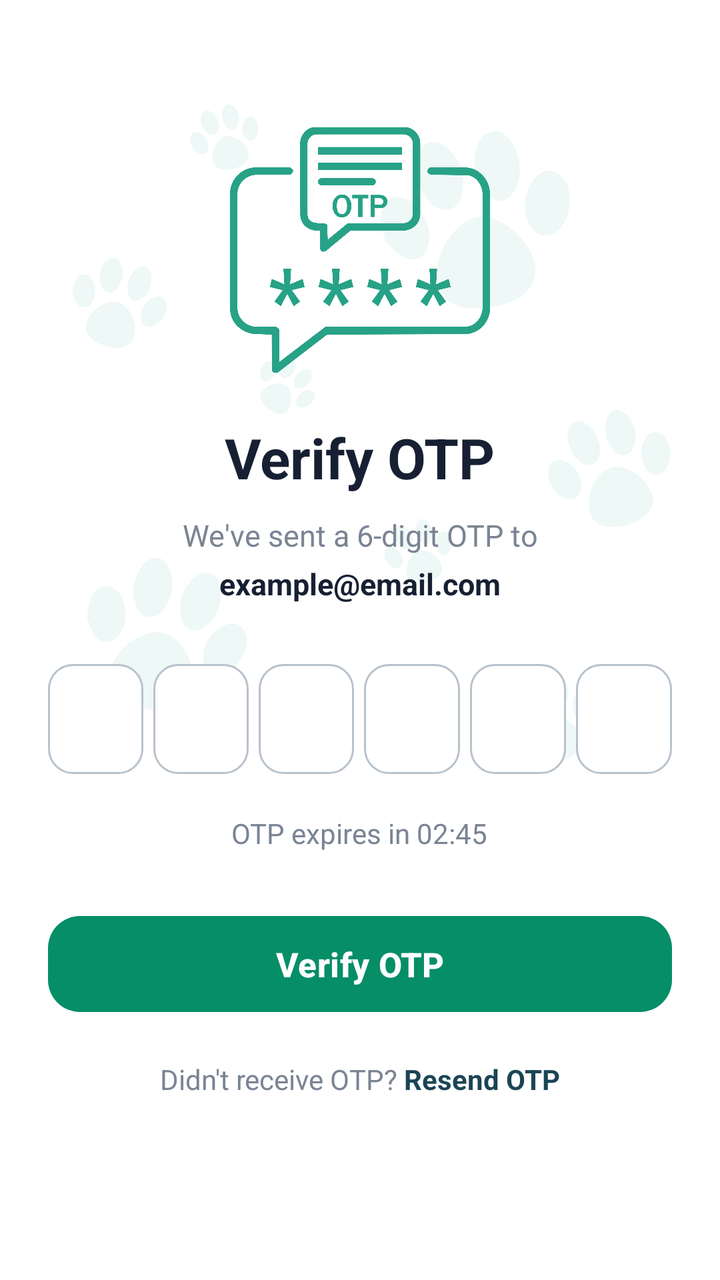
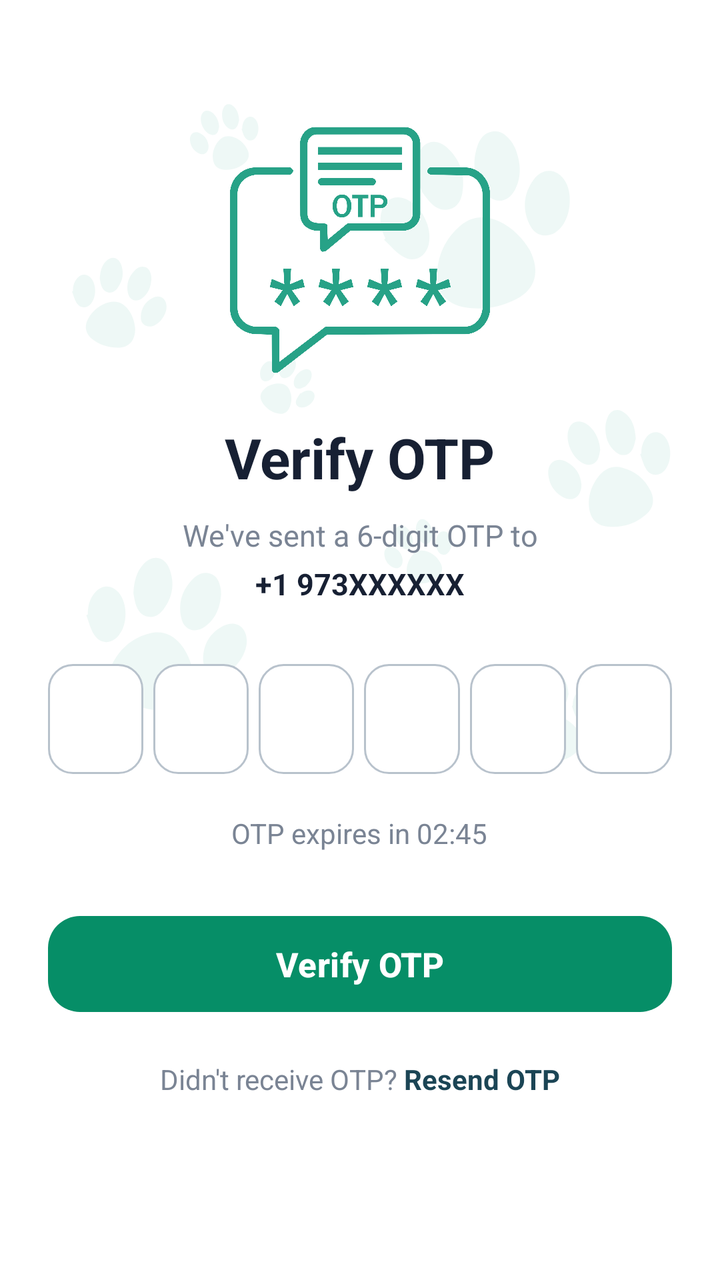

The first picture is an Android layout as it rendered before a commit; the second is the same layout after the commit. The layout source and the unified diff follow.
<!-- AndroidManifest.xml: application theme Theme.PawMate -->
<!-- res/layout/activity_otp_verification.xml -->
<?xml version="1.0" encoding="utf-8"?>
<ScrollView
    xmlns:android="http://schemas.android.com/apk/res/android"
    xmlns:app="http://schemas.android.com/apk/res-auto"
    xmlns:tools="http://schemas.android.com/tools"
    android:layout_width="match_parent"
    android:layout_height="match_parent"
    android:fillViewport="true"
    android:background="@drawable/back"
    tools:context=".OtpVerification">

    <LinearLayout
        android:id="@+id/main"
        android:layout_width="match_parent"
        android:layout_height="wrap_content"
        android:orientation="vertical"
        android:gravity="center_horizontal"
        android:paddingStart="24dp"
        android:paddingEnd="24dp"
        android:paddingTop="55dp"
        android:paddingBottom="40dp">

        
        <ImageView
            android:layout_width="140dp"
            android:layout_height="140dp"
            android:src="@drawable/otp"
            android:scaleType="centerInside"
            android:contentDescription="OTP Verification" />

        
        <TextView
            android:layout_width="wrap_content"
            android:layout_height="wrap_content"
            android:layout_marginTop="15dp"
            android:text="Verify OTP"
            android:textColor="#172033"
            android:textSize="28sp"
            android:textStyle="bold" />

        
        <TextView
            android:layout_width="match_parent"
            android:layout_height="wrap_content"
            android:layout_marginTop="10dp"
            android:gravity="center"
            android:text="We've sent a 6-digit OTP to"
            android:textColor="#7A8494"
            android:textSize="15sp" />

        
        <TextView
            android:id="@+id/tvEmail"
            android:layout_width="wrap_content"
            android:layout_height="wrap_content"
            android:layout_marginTop="4dp"
            android:text="example@email.com"
            android:textColor="#172033"
            android:textSize="15sp"
            android:textStyle="bold" />

        
        <LinearLayout
            android:layout_width="match_parent"
            android:layout_height="wrap_content"
            android:layout_marginTop="30dp"
            android:gravity="center"
            android:orientation="horizontal">

            <EditText
                android:id="@+id/otp1"
                android:layout_width="0dp"
                android:layout_height="55dp"
                android:layout_weight="1"
                android:layout_marginEnd="5dp"
                android:background="@drawable/otp_background"
                android:gravity="center"
                android:inputType="number"
                android:maxLength="1"
                android:textSize="20sp"
                android:textStyle="bold" />

            <EditText
                android:id="@+id/otp2"
                android:layout_width="0dp"
                android:layout_height="55dp"
                android:layout_weight="1"
                android:layout_marginEnd="5dp"
                android:background="@drawable/otp_background"
                android:gravity="center"
                android:inputType="number"
                android:maxLength="1"
                android:textSize="20sp"
                android:textStyle="bold" />

            <EditText
                android:id="@+id/otp3"
                android:layout_width="0dp"
                android:layout_height="55dp"
                android:layout_weight="1"
                android:layout_marginEnd="5dp"
                android:background="@drawable/otp_background"
                android:gravity="center"
                android:inputType="number"
                android:maxLength="1"
                android:textSize="20sp"
                android:textStyle="bold" />

            <EditText
                android:id="@+id/otp4"
                android:layout_width="0dp"
                android:layout_height="55dp"
                android:layout_weight="1"
                android:layout_marginEnd="5dp"
                android:background="@drawable/otp_background"
                android:gravity="center"
                android:inputType="number"
                android:maxLength="1"
                android:textSize="20sp"
                android:textStyle="bold" />

            <EditText
                android:id="@+id/otp5"
                android:layout_width="0dp"
                android:layout_height="55dp"
                android:layout_weight="1"
                android:layout_marginEnd="5dp"
                android:background="@drawable/otp_background"
                android:gravity="center"
                android:inputType="number"
                android:maxLength="1"
                android:textSize="20sp"
                android:textStyle="bold" />

            <EditText
                android:id="@+id/otp6"
                android:layout_width="0dp"
                android:layout_height="55dp"
                android:layout_weight="1"
                android:background="@drawable/otp_background"
                android:gravity="center"
                android:inputType="number"
                android:maxLength="1"
                android:textSize="20sp"
                android:textStyle="bold" />

        </LinearLayout>

        
        <TextView
            android:id="@+id/tvTimer"
            android:layout_width="wrap_content"
            android:layout_height="wrap_content"
            android:layout_marginTop="20dp"
            android:text="OTP expires in 02:45"
            android:textColor="#7A8494"
            android:textSize="14sp" />

        
        <com.google.android.material.button.MaterialButton
            android:id="@+id/btnVerifyOTP"
            android:layout_width="match_parent"
            android:layout_height="56dp"
            android:layout_marginTop="28dp"
            android:text="Verify OTP"
            android:textAllCaps="false"
            android:textColor="@color/white"
            android:textSize="17sp"
            android:textStyle="bold"
            app:backgroundTint="@color/primary"
            app:cornerRadius="16dp" />

        
        <LinearLayout
            android:layout_width="wrap_content"
            android:layout_height="wrap_content"
            android:layout_marginTop="20dp"
            android:orientation="horizontal">

            <TextView
                android:layout_width="wrap_content"
                android:layout_height="wrap_content"
                android:text="Didn't receive OTP? "
                android:textColor="#7A8494"
                android:textSize="14sp" />

            <TextView
                android:id="@+id/tvResendOTP"
                android:layout_width="wrap_content"
                android:layout_height="wrap_content"
                android:clickable="true"
                android:focusable="true"
                android:text="Resend OTP"
                android:textColor="@color/dark"
                android:textSize="14sp"
                android:textStyle="bold" />

        </LinearLayout>

    </LinearLayout>

</ScrollView>
<!-- resources referenced by this layout -->
<resources>
  <color name="dark">#1b4555</color>
  <color name="primary"> #068E67</color>
  <color name="white">#FFFFFFFF</color>
  <!-- drawable back: png bitmap (drawable, 42297 bytes) -->
  <!-- drawable otp: png bitmap (drawable, 110964 bytes) -->
  <!-- drawable otp_background (drawable) -->
  <?xml version="1.0" encoding="utf-8"?>
  <shape xmlns:android="http://schemas.android.com/apk/res/android">
  
      <solid android:color="@android:color/white" />
  
      <corners android:radius="12dp" />
  
      <stroke
          android:width="1dp"
          android:color="#B8C2CC" />
  
  </shape>
  <style name="Theme.PawMate" parent="Base.Theme.PawMate" />
  <style name="Base.Theme.PawMate" parent="Theme.Material3.DayNight.NoActionBar">
          
          
      </style>
</resources>

<!-- the commit's change to res/layout/activity_otp_verification.xml (unified diff, before → after) -->
@@ -54,7 +54,7 @@
             android:layout_width="wrap_content"
             android:layout_height="wrap_content"
             android:layout_marginTop="4dp"
-            android:text="example@email.com"
+            android:text="+1 973XXXXXX"
             android:textColor="#172033"
             android:textSize="15sp"
             android:textStyle="bold" />
